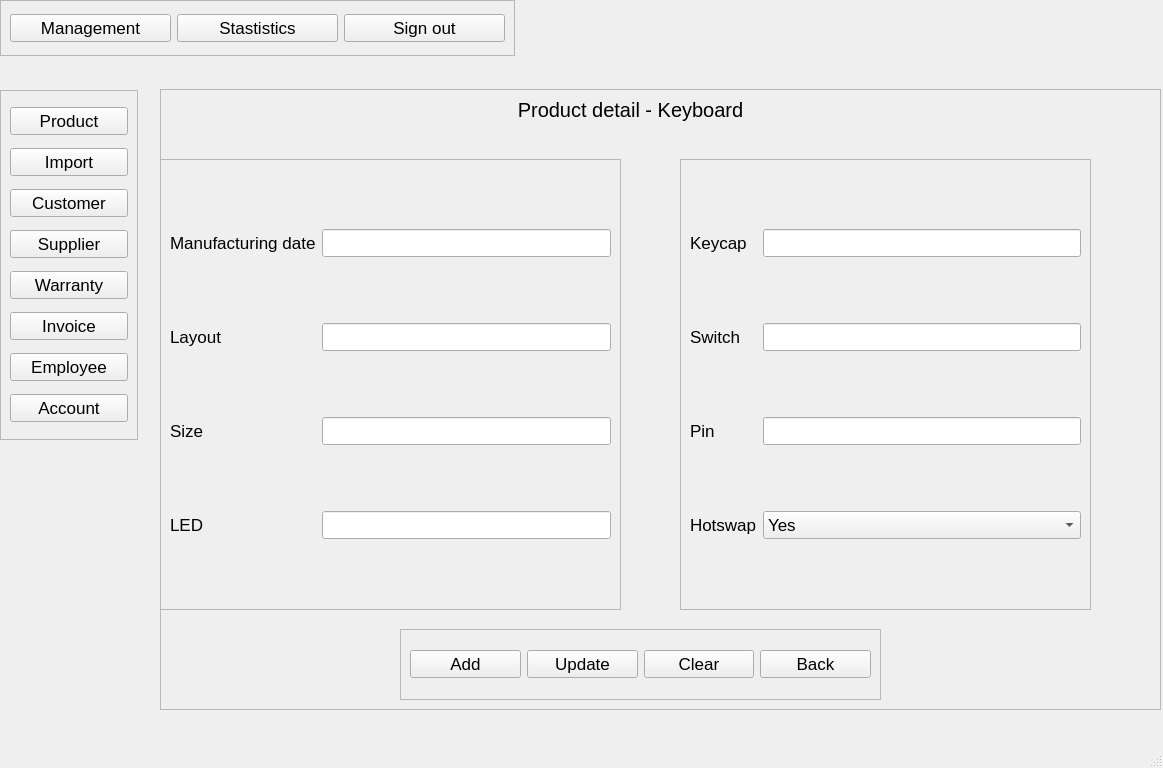
Old version of the form src/View/VIewUI/Keyboard.ui in the repository Hai1205/ComputerStore-Python-.
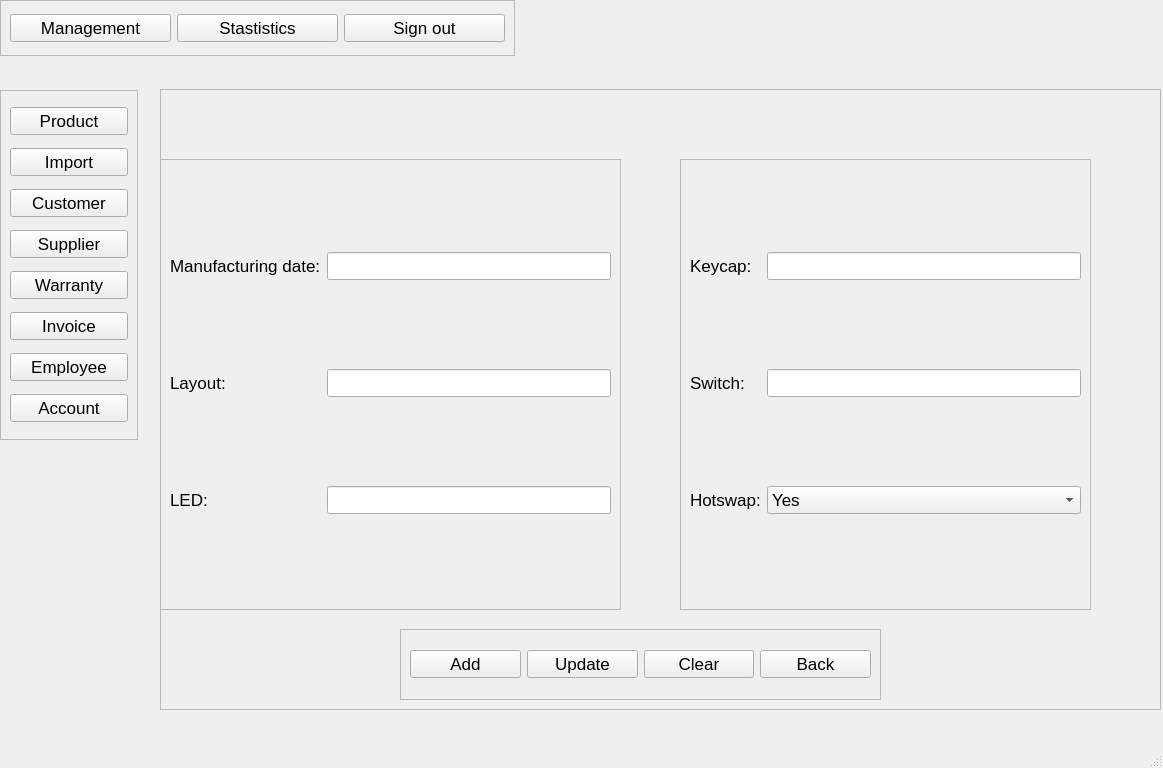
New version of the form.

What changed in the file:
```diff
--- a/src/View/VIewUI/Keyboard.ui
+++ b/src/View/VIewUI/Keyboard.ui
@@ -49,7 +49,7 @@
       </font>
      </property>
      <property name="text">
-      <string>Product detail - Keyboard</string>
+      <string/>
      </property>
      <property name="alignment">
       <set>Qt::AlignCenter</set>
@@ -71,45 +71,35 @@
       <enum>QFrame::Raised</enum>
      </property>
      <layout class="QGridLayout" name="gridLayout">
-      <item row="3" column="0">
-       <widget class="QLabel" name="label_5">
-        <property name="text">
-         <string>LED</string>
-        </property>
-       </widget>
-      </item>
-      <item row="3" column="1">
-       <widget class="QLineEdit" name="LED"/>
-      </item>
-      <item row="2" column="0">
-       <widget class="QLabel" name="label_4">
-        <property name="text">
-         <string>Size</string>
-        </property>
-       </widget>
-      </item>
       <item row="0" column="1">
        <widget class="QLineEdit" name="MFG"/>
       </item>
+      <item row="0" column="0">
+       <widget class="QLabel" name="label_2">
+        <property name="text">
+         <string>Manufacturing date:</string>
+        </property>
+       </widget>
+      </item>
       <item row="1" column="0">
        <widget class="QLabel" name="label_3">
         <property name="text">
-         <string>Layout</string>
+         <string>Layout:</string>
+        </property>
+       </widget>
+      </item>
+      <item row="2" column="0">
+       <widget class="QLabel" name="label_5">
+        <property name="text">
+         <string>LED:</string>
         </property>
        </widget>
       </item>
       <item row="1" column="1">
        <widget class="QLineEdit" name="layout"/>
       </item>
-      <item row="0" column="0">
-       <widget class="QLabel" name="label_2">
-        <property name="text">
-         <string>Manufacturing date</string>
-        </property>
-       </widget>
-      </item>
       <item row="2" column="1">
-       <widget class="QLineEdit" name="size_2"/>
+       <widget class="QLineEdit" name="LED"/>
       </item>
      </layout>
     </widget>
@@ -129,44 +119,24 @@
       <enum>QFrame::Raised</enum>
      </property>
      <layout class="QGridLayout" name="gridLayout_2">
-      <item row="1" column="0">
-       <widget class="QLabel" name="label_9">
-        <property name="text">
-         <string>Switch</string>
-        </property>
-       </widget>
-      </item>
       <item row="0" column="0">
        <widget class="QLabel" name="label_8">
         <property name="text">
-         <string>Keycap</string>
+         <string>Keycap:</string>
         </property>
        </widget>
       </item>
-      <item row="4" column="0">
-       <widget class="QLabel" name="label_11">
+      <item row="1" column="0">
+       <widget class="QLabel" name="label_9">
         <property name="text">
-         <string>Hotswap</string>
+         <string>Switch:</string>
         </property>
        </widget>
       </item>
       <item row="0" column="1">
        <widget class="QLineEdit" name="keycap"/>
       </item>
-      <item row="1" column="1">
-       <widget class="QLineEdit" name="switch_2"/>
-      </item>
-      <item row="2" column="0">
-       <widget class="QLabel" name="label_10">
-        <property name="text">
-         <string>Pin</string>
-        </property>
-       </widget>
-      </item>
-      <item row="2" column="1">
-       <widget class="QLineEdit" name="pin"/>
-      </item>
-      <item row="4" column="1">
+      <item row="3" column="1">
        <widget class="QComboBox" name="hotswap">
         <item>
          <property name="text">
@@ -180,6 +150,16 @@
         </item>
        </widget>
       </item>
+      <item row="3" column="0">
+       <widget class="QLabel" name="label_11">
+        <property name="text">
+         <string>Hotswap:</string>
+        </property>
+       </widget>
+      </item>
+      <item row="1" column="1">
+       <widget class="QLineEdit" name="switch_2"/>
+      </item>
      </layout>
     </widget>
     <widget class="QFrame" name="frame_6">
```
Left out of the diff: 2 changed lines with no effect on the pictures.
